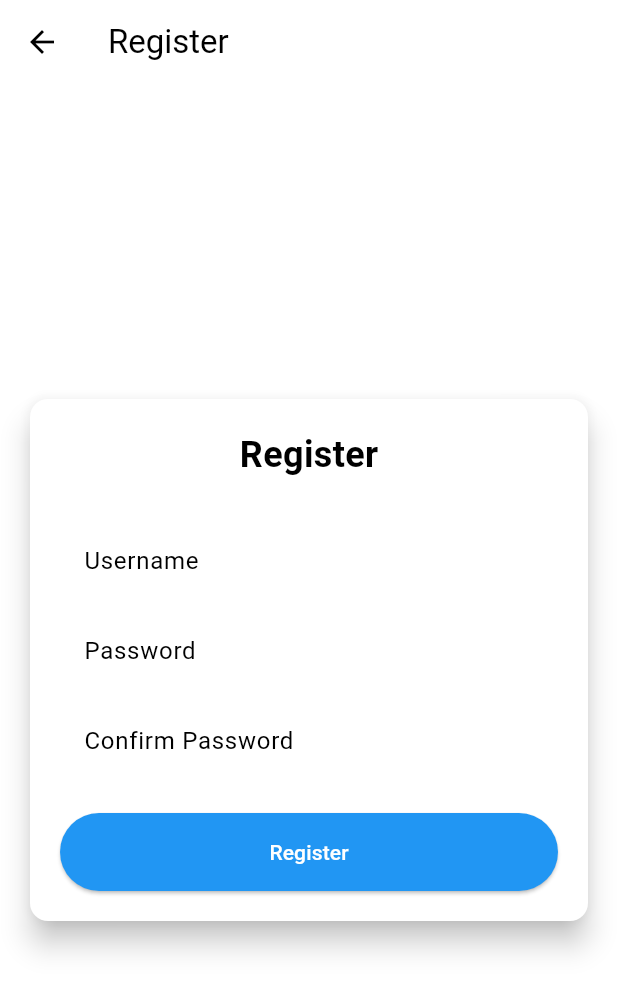
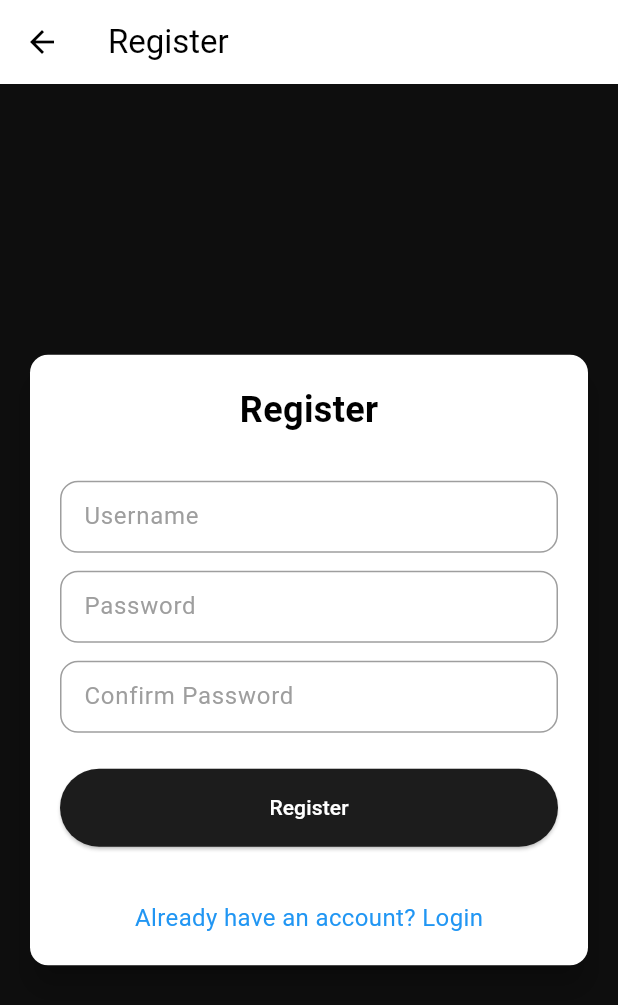
Before and after one commit to pbp-kelompok-f08/Hoppin-Flutter, a Flutter app: the screen it shows after launch, after a tap on an icon or button, on a phone screen of 412 x 824 dp. Shown: the top 1005 px of the screen. Run offline on Flutter 3.47's test engine with Material 3 defaults, Android fonts, the phone set to English and light mode, and no system bars; missing offline and left inert: pbp_django_auth.

Commit message:
fix: login and register page theme

```diff
--- a/lib/booking_venue/book_screens/venue_detail.dart
+++ b/lib/booking_venue/book_screens/venue_detail.dart
@@ -4,6 +4,7 @@ import 'package:provider/provider.dart';
 import 'package:pbp_django_auth/pbp_django_auth.dart';
 import '../models/venue_model.dart';
 import '../../screens/login.dart';
+import 'package:flutter_hoppin/colors.dart';
 
 class VenueDetailPage extends StatefulWidget {
   final Venue venue;
--- /dev/null
+++ b/lib/colors.dart
@@ -0,0 +1,11 @@
+import 'package:provider/provider.dart';
+import 'package:flutter/material.dart';
+
+class MainColors
+{
+  static Color primaryColor = const Color(0xFF0E0E0E);
+  static Color secondaryColor = const Color(0xFF1C1C1C);
+  static const Color secondaryCardColor = Colors.white;
+  static const Color primaryTextColor = Colors.white;
+  static const Color placeholderColor = Colors.grey;
+}
--- a/lib/main.dart
+++ b/lib/main.dart
@@ -25,3 +25,9 @@ class MyApp extends StatelessWidget {
     );
   }
 }
+
+class MainColors
+{
+  static Color primaryColor = const Color(0xFF0E0E0E);
+  static Color secondaryColor = const Color(0xFF1C1C1C);
+}
--- a/lib/screens/login.dart
+++ b/lib/screens/login.dart
@@ -1,3 +1,4 @@
+import 'package:flutter_hoppin/booking_venue/book_screens/venue_entry_list.dart';
 import 'package:flutter_hoppin/screens/match_page.dart';
 import 'package:flutter_hoppin/screens/menu.dart';
 import 'package:flutter/material.dart';
@@ -5,6 +6,7 @@ import 'package:pbp_django_auth/pbp_django_auth.dart';
 import 'package:provider/provider.dart';
 import 'package:flutter_hoppin/screens/register.dart';
 import 'package:provider/provider.dart';
+import 'package:flutter_hoppin/colors.dart';
 
 
 void main() {
@@ -47,11 +49,13 @@ class _LoginPageState extends State<LoginPage> {
         appBar: AppBar(
             title: const Text('Login'),
         ),
+        backgroundColor: MainColors.primaryColor,
         body: Center(
             child: SingleChildScrollView(
               padding: const EdgeInsets.all(16.0),
               child: Card(
                 elevation: 8,
+                color: MainColors.secondaryCardColor,
                 shape: RoundedRectangleBorder(
                   borderRadius: BorderRadius.circular(12.0),
                 ),
@@ -70,11 +74,28 @@ class _LoginPageState extends State<LoginPage> {
                   const SizedBox(height: 30.0),
                   TextField(
                     controller: _usernameController,
-                    decoration: const InputDecoration(
+                    decoration: InputDecoration(
                       labelText: 'Username',
+                      labelStyle: TextStyle(color: MainColors.placeholderColor),
                       hintText: 'Enter your username',
+                      hintStyle: TextStyle(color: MainColors.placeholderColor),
                       border: OutlineInputBorder(
                         borderRadius: BorderRadius.all(Radius.circular(12.0)),
+                        borderSide: BorderSide(color: MainColors.placeholderColor)
+                      ),
+                      enabledBorder: OutlineInputBorder(
+                        borderRadius: BorderRadius.all(Radius.circular(12.0)),
+                        borderSide: BorderSide(
+                          color: MainColors.placeholderColor, // ← warna border abu
+                        ),
+                      ),
+
+                      focusedBorder: OutlineInputBorder(
+                        borderRadius: BorderRadius.all(Radius.circular(12.0)),
+                        borderSide: BorderSide(
+                          color: MainColors.placeholderColor, // ← warna border saat fokus
+                          width: 2,
+                        ),
                       ),
                       contentPadding:
                           EdgeInsets.symmetric(horizontal: 12.0, vertical: 8.0),
@@ -83,11 +104,28 @@ class _LoginPageState extends State<LoginPage> {
                   const SizedBox(height: 12.0),
                   TextField(
                     controller: _passwordController,
-                    decoration: const InputDecoration(
+                    decoration: InputDecoration(
                       labelText: 'Password',
+                      labelStyle: TextStyle(color: MainColors.placeholderColor),
                       hintText: 'Enter your password',
+                      hintStyle: TextStyle(color: MainColors.placeholderColor),
                       border: OutlineInputBorder(
                         borderRadius: BorderRadius.all(Radius.circular(12.0)),
+                        borderSide: BorderSide(color: MainColors.placeholderColor)
+                      ),
+                      enabledBorder: OutlineInputBorder(
+                        borderRadius: BorderRadius.all(Radius.circular(12.0)),
+                        borderSide: BorderSide(
+                          color: MainColors.placeholderColor, // ← warna border abu
+                        ),
+                      ),
+
+                      focusedBorder: OutlineInputBorder(
+                        borderRadius: BorderRadius.all(Radius.circular(12.0)),
+                        borderSide: BorderSide(
+                          color: MainColors.placeholderColor, // ← warna border saat fokus
+                          width: 2,
+                        ),
                       ),
                       contentPadding:
                           EdgeInsets.symmetric(horizontal: 12.0, vertical: 8.0),
@@ -117,7 +155,7 @@ class _LoginPageState extends State<LoginPage> {
                           Navigator.pushReplacement(
                             context,
                             MaterialPageRoute(
-                              builder: (context) => const MatchPage(),
+                              builder: (context) => const VenueEntryListPage(),
                             ),
                           );
 
@@ -152,7 +190,7 @@ class _LoginPageState extends State<LoginPage> {
                     style: ElevatedButton.styleFrom(
                       foregroundColor: Colors.white,
                       minimumSize: Size(double.infinity, 50),
-                      backgroundColor: Theme.of(context).colorScheme.primary,
+                      backgroundColor: MainColors.secondaryColor,
                       padding: const EdgeInsets.symmetric(vertical: 16.0),
                     ),
                     child: const Text('Login'),
--- a/lib/screens/register.dart
+++ b/lib/screens/register.dart
@@ -1,5 +1,6 @@
 import 'dart:convert';
 import 'package:flutter/material.dart';
+import 'package:flutter_hoppin/colors.dart';
 import 'package:flutter_hoppin/screens/login.dart';
 import 'package:pbp_django_auth/pbp_django_auth.dart';
 import 'package:provider/provider.dart';
@@ -22,6 +23,7 @@ class _RegisterPageState extends State<RegisterPage> {
   Widget build(BuildContext context) {
     final request = context.watch<CookieRequest>();
     return Scaffold(
+      backgroundColor: MainColors.primaryColor,
       appBar: AppBar(
         title: const Text('Register'),
         leading: IconButton(
@@ -56,9 +58,25 @@ class _RegisterPageState extends State<RegisterPage> {
                     controller: _usernameController,
                     decoration: const InputDecoration(
                       labelText: 'Username',
+                      labelStyle: TextStyle(color: MainColors.placeholderColor),
                       hintText: 'Enter your username',
+                      hintStyle: TextStyle(color: MainColors.placeholderColor),
                       border: OutlineInputBorder(
                         borderRadius: BorderRadius.all(Radius.circular(12.0)),
+                      ),
+                      enabledBorder: OutlineInputBorder(
+                        borderRadius: BorderRadius.all(Radius.circular(12.0)),
+                        borderSide: BorderSide(
+                          color: MainColors.placeholderColor, // ← warna border abu
+                        ),
+                      ),
+
+                      focusedBorder: OutlineInputBorder(
+                        borderRadius: BorderRadius.all(Radius.circular(12.0)),
+                        borderSide: BorderSide(
+                          color: MainColors.placeholderColor, // ← warna border saat fokus
+                          width: 2,
+                        ),
                       ),
                       contentPadding:
                           EdgeInsets.symmetric(horizontal: 12.0, vertical: 8.0),
@@ -75,9 +93,25 @@ class _RegisterPageState extends State<RegisterPage> {
                     controller: _passwordController,
                     decoration: const InputDecoration(
                       labelText: 'Password',
+                      labelStyle: TextStyle(color: MainColors.placeholderColor),
                       hintText: 'Enter your password',
+                      hintStyle: TextStyle(color: MainColors.placeholderColor),
                       border: OutlineInputBorder(
                         borderRadius: BorderRadius.all(Radius.circular(12.0)),
+                      ),
+                      enabledBorder: OutlineInputBorder(
+                        borderRadius: BorderRadius.all(Radius.circular(12.0)),
+                        borderSide: BorderSide(
+                          color: MainColors.placeholderColor, // ← warna border abu
+                        ),
+                      ),
+
+                      focusedBorder: OutlineInputBorder(
+                        borderRadius: BorderRadius.all(Radius.circular(12.0)),
+                        borderSide: BorderSide(
+                          color: MainColors.placeholderColor, // ← warna border saat fokus
+                          width: 2,
+                        ),
                       ),
                       contentPadding:
                           EdgeInsets.symmetric(horizontal: 12.0, vertical: 8.0),
@@ -95,9 +129,25 @@ class _RegisterPageState extends State<RegisterPage> {
                     controller: _confirmPasswordController,
                     decoration: const InputDecoration(
                       labelText: 'Confirm Password',
+                      labelStyle: TextStyle(color: MainColors.placeholderColor),
                       hintText: 'Confirm your password',
+                      hintStyle: TextStyle(color: MainColors.placeholderColor),
                       border: OutlineInputBorder(
                         borderRadius: BorderRadius.all(Radius.circular(12.0)),
+                      ),
+                      enabledBorder: OutlineInputBorder(
+                        borderRadius: BorderRadius.all(Radius.circular(12.0)),
+                        borderSide: BorderSide(
+                          color: MainColors.placeholderColor, // ← warna border abu
+                        ),
+                      ),
+
+                      focusedBorder: OutlineInputBorder(
+                        borderRadius: BorderRadius.all(Radius.circular(12.0)),
+                        borderSide: BorderSide(
+                          color: MainColors.placeholderColor, // ← warna border saat fokus
+                          width: 2,
+                        ),
                       ),
                       contentPadding:
                           EdgeInsets.symmetric(horizontal: 12.0, vertical: 8.0),
@@ -152,11 +202,29 @@ class _RegisterPageState extends State<RegisterPage> {
                     style: ElevatedButton.styleFrom(
                       foregroundColor: Colors.white,
                       minimumSize: Size(double.infinity, 50),
-                      backgroundColor: Theme.of(context).colorScheme.primary,
+                      backgroundColor: MainColors.secondaryColor,
                       padding: const EdgeInsets.symmetric(vertical: 16.0),
                     ),
                     child: const Text('Register'),
                   ),
+                  const SizedBox(height: 36.0),
+                    GestureDetector(
+                      onTap: () {
+                        Navigator.push(
+                          context,
+                          MaterialPageRoute(
+                            builder: (context) => const LoginPage(),
+                          ),
+                        );
+                      },
+                      child: Text(
+                        'Already have an account? Login',
+                        style: TextStyle(
+                          color: Theme.of(context).colorScheme.primary,
+                          fontSize: 16.0,
+                        ),
+                      ),
+                    ),
                 ],
               ),
             ),
```
